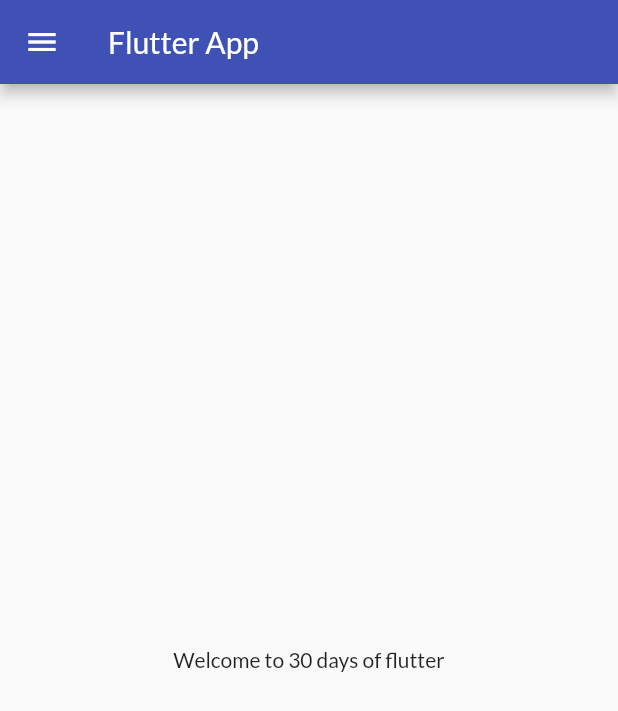
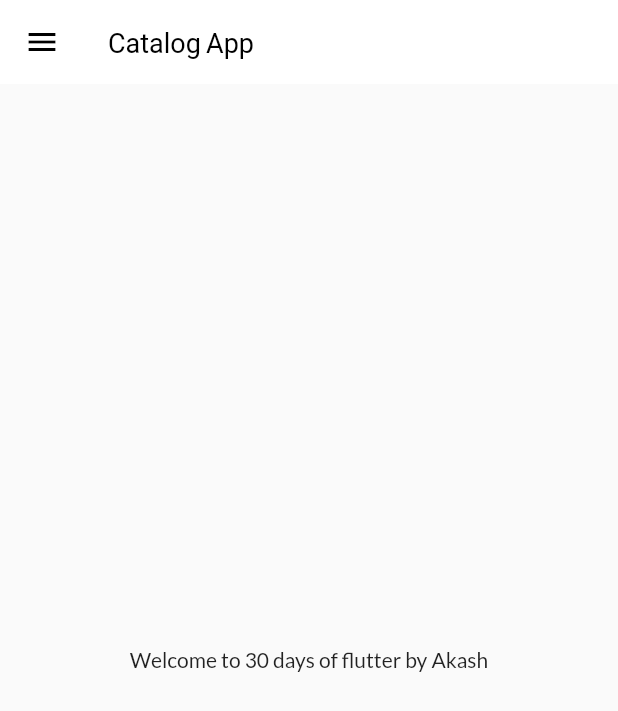
Before and after one commit to AkashDKshirsagar/30DaysFlutter, a Flutter app: the screen it shows after launch, on a phone screen of 412 x 824 dp. Shown: the top 711 px of the screen. Run offline on Flutter 3.47's test engine with Material 2 defaults, Android fonts, the phone set to English and light mode, and no system bars; our stand-ins replace google_fonts.

Commit message:
Theme extracted

```diff
--- a/lib/main.dart
+++ b/lib/main.dart
@@ -1,5 +1,6 @@
 import 'package:firstapp/pages/home_page.dart';
 import 'package:firstapp/utils/routes.dart';
+import 'package:firstapp/widgets/theme.dart';
 import 'package:flutter/material.dart';
 import 'package:google_fonts/google_fonts.dart';
 import 'login_page.dart';
@@ -15,13 +16,8 @@ class myApp extends StatelessWidget {
   Widget build(BuildContext context) {
     return MaterialApp(
       themeMode: ThemeMode.light,
-      theme: ThemeData(
-        primarySwatch: Colors.indigo,
-        fontFamily: GoogleFonts.lato().fontFamily,
-      ),
-      darkTheme: ThemeData(
-        brightness: Brightness.dark,
-      ),
+      theme: MyTheme.lightTheme(context),
+      darkTheme: MyTheme.darkTheme(context),
       debugShowCheckedModeBanner: false,
       initialRoute: MyRoutes.homeRoute,
       routes: {
--- a/lib/pages/home_page.dart
+++ b/lib/pages/home_page.dart
@@ -4,16 +4,18 @@ import '../widgets/drawer.dart';
 
 class HomePage extends StatelessWidget {
   const HomePage({Key? key}) : super(key: key);
+  final int days = 30;
+  final String name = "Akash";
 
   @override
   Widget build(BuildContext context) {
     return Scaffold(
       appBar: AppBar(
-        title: Text("Flutter App"),
+        title: Text("Catalog App"),
       ),
       body: Center(
         child: Container(
-          child: Text("Welcome to 30 days of flutter"),
+          child: Text("Welcome to $days days of flutter by $name"),
         ),
       ),
       drawer: MyDrawer(),
--- /dev/null
+++ b/lib/widgets/theme.dart
@@ -0,0 +1,21 @@
+import 'package:flutter/material.dart';
+import 'package:google_fonts/google_fonts.dart';
+
+class MyTheme {
+  static ThemeData lightTheme(BuildContext context) => ThemeData(
+      primarySwatch: Colors.indigo,
+      fontFamily: GoogleFonts.lato().fontFamily,
+      appBarTheme: AppBarTheme(
+        color: Colors.white,
+        elevation: 0.0,
+        iconTheme: IconThemeData(color: Colors.black),
+        titleTextStyle: TextStyle(
+          color: Colors.black,
+          fontSize: 18,
+        ),
+      ));
+
+  static ThemeData darkTheme(BuildContext context) => ThemeData(
+        brightness: Brightness.dark,
+      );
+}
```
